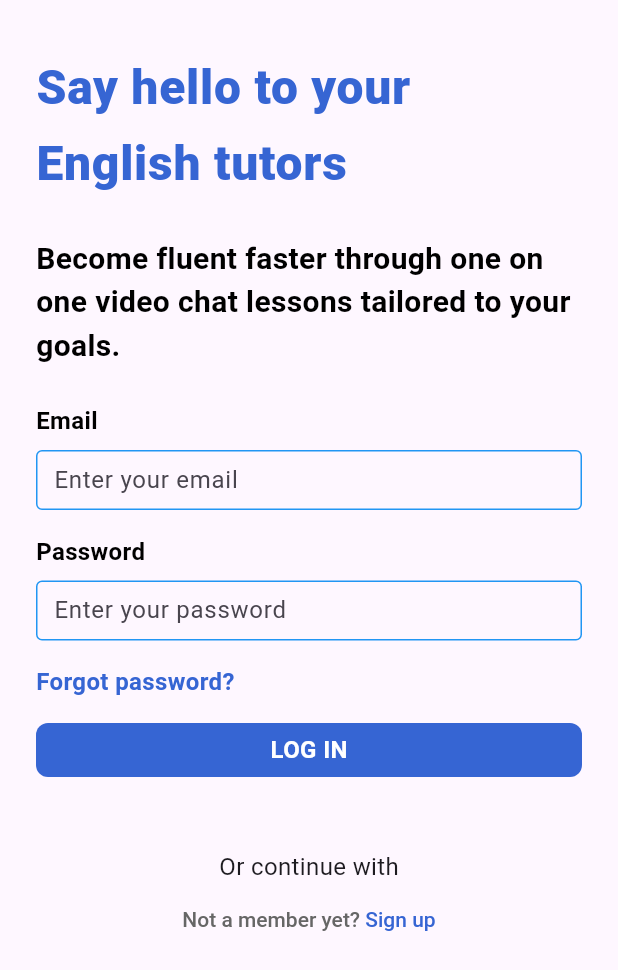
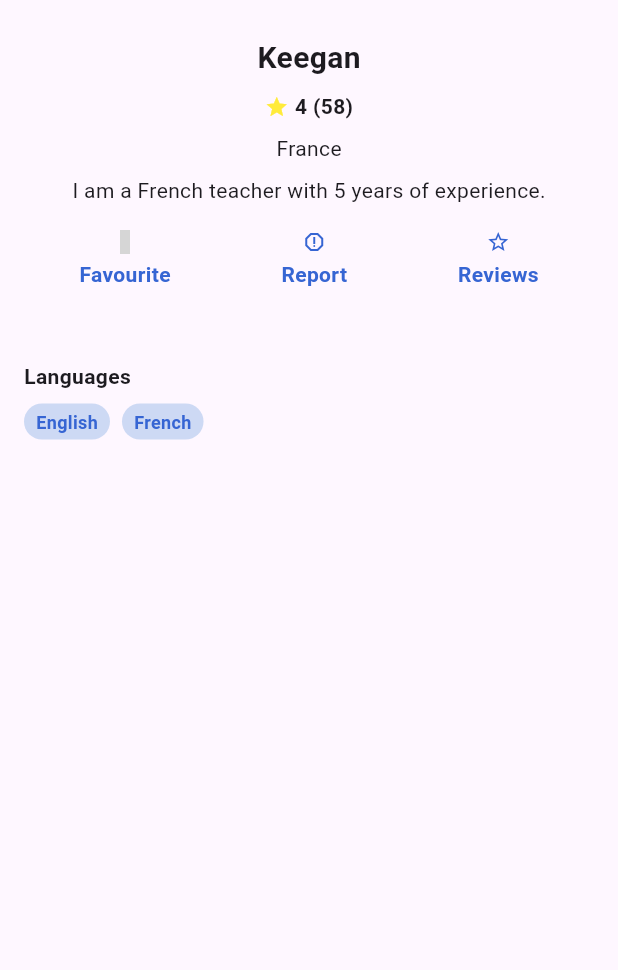
Before and after one commit to Bitz0225/HCMUS-Advanced_Mobile_Development, a Flutter app: the screen it shows after launch, on a phone screen of 412 x 824 dp. Shown: the top 970 px of the screen. Run offline on Flutter 3.47's test engine with Material 2 defaults, Android fonts, the phone set to English and light mode, and no system bars; our stand-ins replace logger, unicons; grey boxes are pictures that could not be loaded.

Commit message:
20/10 update TeacherDetailScreen

```diff
--- /dev/null
+++ b/lib/common/ui/tag_item/tag_item.dart
@@ -0,0 +1,30 @@
+import 'package:flutter/material.dart';
+import 'package:lettutor/common/values/hex_color.dart';
+
+class TagItem extends StatelessWidget {
+  final String? content;
+  const TagItem({super.key, this.content});
+
+  @override
+  Widget build(BuildContext context) {
+    return Container(
+      height: 24,
+      padding: const EdgeInsets.symmetric(
+        horizontal: 8,
+        vertical: 4,
+      ),
+      decoration: BoxDecoration(
+        color: AppColors.appBlue20,
+        borderRadius: BorderRadius.circular(24),
+      ),
+      child: Text(
+        content ?? '',
+        style: TextStyle(
+          fontSize: 12,
+          fontWeight: FontWeight.bold,
+          color: AppColors.appBlue100,
+        ),
+      ),
+    );
+  }
+}
--- a/lib/common/values/hex_color.dart
+++ b/lib/common/values/hex_color.dart
@@ -18,4 +18,5 @@ class AppColors {
   static Color get black => HexColor.fromHex('#000000');
   static Color get appBlue100 => HexColor.fromHex('#3665d3');
   static Color get appBlue50 => HexColor.fromHex('#8aa5e5');
+  static Color get appBlue20 => HexColor.fromHex('#cdd9f4');
 }
--- a/lib/main.dart
+++ b/lib/main.dart
@@ -1,5 +1,6 @@
 import 'package:flutter/material.dart';
 import 'package:lettutor/presentation/login_screen/view/login_screen.dart';
+import 'package:lettutor/presentation/teacher_detail_screen/view/teacher_detail_screen.dart';
 
 void main() {
   runApp(const MyApp());
@@ -32,7 +33,7 @@ class MyApp extends StatelessWidget {
         colorScheme: ColorScheme.fromSeed(seedColor: Colors.deepPurple),
         useMaterial3: true,
       ),
-      home: const LoginScreen(),
+      home: const TeacherDetailScreen(),
     );
   }
 }
--- a/lib/presentation/login_screen/view/login_screen.dart
+++ b/lib/presentation/login_screen/view/login_screen.dart
@@ -1,6 +1,7 @@
 import 'package:flutter/material.dart';
 import 'package:lettutor/common/ui/input_field/base_input_field.dart';
 import 'package:lettutor/common/values/hex_color.dart';
+import 'package:unicons/unicons.dart';
 
 class LoginScreen extends StatelessWidget {
   const LoginScreen({super.key});
@@ -44,7 +45,7 @@ class LoginScreen extends StatelessWidget {
             const SizedBox(height: 16),
             GestureDetector(
               onTap: () {},
-              child: Container(
+              child: SizedBox(
                 width: double.infinity,
                 child: Text(
                   'Forgot password?',
@@ -85,8 +86,28 @@ class LoginScreen extends StatelessWidget {
             const SizedBox(
               height: 16,
             ),
-            Row(
-              children: [],
+            const Row(
+              mainAxisAlignment: MainAxisAlignment.center,
+              children: [
+                _Icons(
+                  icon: Icon(UniconsLine.facebook_f),
+                ),
+                SizedBox(
+                  width: 16,
+                ),
+                _Icons(
+                  icon: Icon(UniconsLine.google),
+                ),
+                SizedBox(
+                  width: 16,
+                ),
+                _Icons(
+                  icon: Icon(UniconsLine.mobile_android),
+                ),
+              ],
+            ),
+            const SizedBox(
+              height: 24,
             ),
             RichText(
               text: TextSpan(
@@ -151,3 +172,23 @@ class InputFormField extends StatelessWidget {
     );
   }
 }
+
+class _Icons extends StatelessWidget {
+  final Widget? icon;
+  const _Icons({super.key, this.icon});
+
+  @override
+  Widget build(BuildContext context) {
+    return Container(
+      width: 36,
+      height: 36,
+      decoration: BoxDecoration(
+        border: Border.all(
+          color: AppColors.appBlue100,
+        ),
+        borderRadius: BorderRadius.circular(24),
+      ),
+      child: icon,
+    );
+  }
+}
--- /dev/null
+++ b/lib/presentation/teacher_detail_screen/view/teacher_detail_screen.dart
@@ -0,0 +1,170 @@
+import 'package:flutter/material.dart';
+import 'package:lettutor/common/ui/tag_item/tag_item.dart';
+import 'package:lettutor/common/values/hex_color.dart';
+import 'package:unicons/unicons.dart';
+
+class TeacherDetailScreen extends StatelessWidget {
+  const TeacherDetailScreen({Key? key}) : super(key: key);
+
+  @override
+  Widget build(BuildContext context) {
+    return Scaffold(
+      extendBody: true,
+      extendBodyBehindAppBar: true,
+      body: Container(
+        padding: const EdgeInsets.symmetric(horizontal: 16, vertical: 24),
+        child: const Column(
+          children: [
+            TeacherInfo(
+              name: 'Keegan',
+              ratings: 4,
+              ratingsCount: 58,
+              nationality: 'France',
+              description: 'I am a French teacher with 5 years of experience.',
+            ),
+            SizedBox(height: 16),
+            Row(
+              mainAxisAlignment: MainAxisAlignment.spaceAround,
+              children: [
+                _IconWithDescription(
+                  icon: UniconsLine.heart,
+                  description: 'Favourite',
+                ),
+                _IconWithDescription(
+                  icon: Icons.report_gmailerrorred_outlined,
+                  description: 'Report',
+                ),
+                _IconWithDescription(
+                  icon: Icons.star_border,
+                  description: 'Reviews',
+                ),
+              ],
+            ),
+            const SizedBox(height: 48),
+            const _DetailInfo(
+              title: 'Languages',
+              content: Row(
+                children: [
+                  TagItem(
+                    content: 'English',
+                  ),
+                  SizedBox(width: 8),
+                  TagItem(
+                    content: 'French',
+                  ),
+                ],
+              ),
+            )
+          ],
+        ),
+      ),
+    );
+  }
+}
+
+class TeacherInfo extends StatelessWidget{
+  final String? name;
+  final int? ratings;
+  final int? ratingsCount;
+  final String? nationality;
+  final String? description;
+
+  const TeacherInfo({super.key, this.name, this.ratings, this.ratingsCount, this.nationality, this.description});
+
+  @override
+  Widget build(BuildContext context) {
+    return Column(
+      children: [
+        Text(
+          name ?? '',
+          style: const TextStyle(
+            fontSize: 20,
+            fontWeight: FontWeight.bold,
+          ),
+        ),
+        const SizedBox(height: 8),
+        Row(
+          mainAxisAlignment: MainAxisAlignment.center,
+          children: [
+            const Icon(
+              Icons.star,
+              color: Colors.yellow,
+              size: 16,
+            ),
+            const SizedBox(width: 4),
+            Text(
+              '$ratings ($ratingsCount)',
+              style: const TextStyle(
+                fontSize: 14,
+                fontWeight: FontWeight.bold,
+              ),
+            ),
+          ],
+        ),
+        const SizedBox(height: 8),
+        Text(
+          nationality ?? '',
+        ),
+        const SizedBox(height: 8),
+        Text(
+          description ?? '',
+        ),
+      ],
+    );
+  }
+}
+
+class _IconWithDescription extends StatelessWidget {
+  final IconData? icon;
+  final String? description;
+
+  const _IconWithDescription({super.key, this.icon, this.description});
+
+  @override
+  Widget build(BuildContext context) {
+    return Column(
+      mainAxisAlignment: MainAxisAlignment.center,
+      children: [
+        Icon(
+          icon,
+          color: AppColors.appBlue100,
+          size: 16,
+        ),
+        const SizedBox(height: 4),
+        Text(
+          description ?? '',
+          style: TextStyle(
+            fontSize: 14,
+            fontWeight: FontWeight.bold,
+            color: AppColors.appBlue100,
+          ),
+        ),
+      ],
+    );
+  }
+}
+
+class _DetailInfo extends StatelessWidget {
+  final String? title;
+  final Widget? content;
+
+  const _DetailInfo({super.key, this.title, this.content});
+
+  @override
+  Widget build(BuildContext context) {
+    return Column(
+      crossAxisAlignment: CrossAxisAlignment.start,
+      children: [
+        Text(
+          title ?? '',
+          style: const TextStyle(
+            fontSize: 14,
+            fontWeight: FontWeight.bold,
+          ),
+        ),
+        const SizedBox(height: 8),
+        content ?? const SizedBox.shrink(),
+      ],
+    );
+  }
+}
--- a/pubspec.yaml
+++ b/pubspec.yaml
@@ -42,6 +42,7 @@ dependencies:
   get_it: ^7.6.4
   auto_route: ^7.8.4
   logger: ^2.0.2+1
+  unicons: ^2.1.1
 
 dev_dependencies:
   flutter_test:
```
Also changed, not shown: pubspec.lock.
